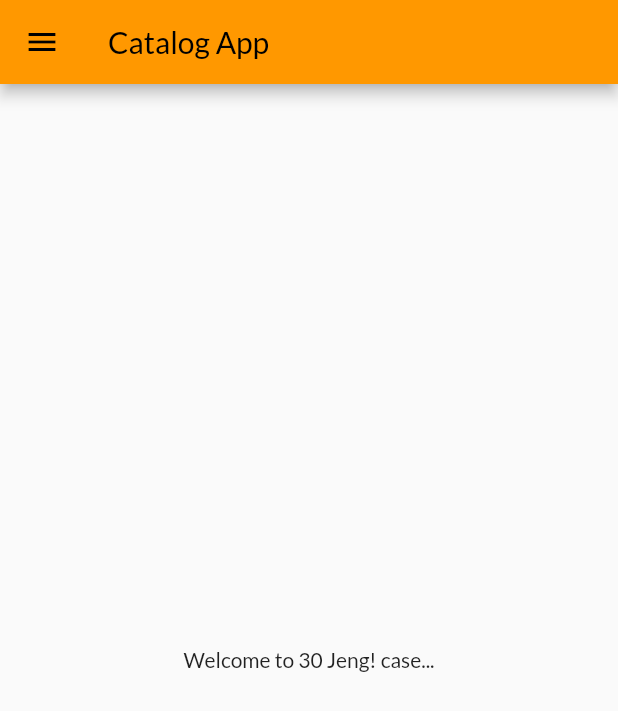
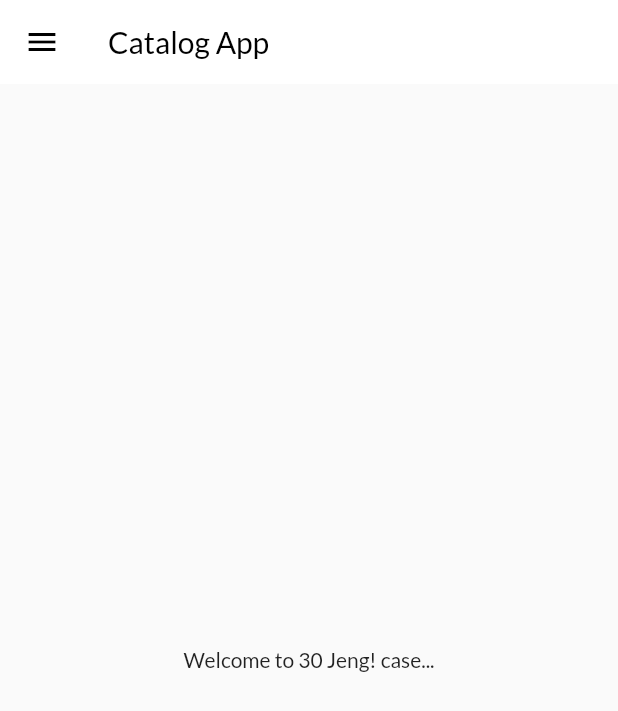
Before and after one commit to rupam31/FirstFlutterApp, a Flutter app: the screen it shows after launch, on a phone screen of 412 x 824 dp. Shown: the top 711 px of the screen. Run offline on Flutter 3.47's test engine with Material 2 defaults, Android fonts, the phone set to English and light mode, and no system bars; our stand-ins replace google_fonts.

Commit message:
Theme Extracted

```diff
--- a/flutter_catalog/lib/main.dart
+++ b/flutter_catalog/lib/main.dart
@@ -1,7 +1,7 @@
 import 'package:flutter/material.dart';
 import 'package:flutter_catalog/pages/login_page.dart';
 import 'package:flutter_catalog/utils/routes.dart';
-import 'package:google_fonts/google_fonts.dart';
+import 'package:flutter_catalog/widgets/themes.dart';
 import 'pages/home_page.dart';
 
 void main() {
@@ -15,13 +15,8 @@ class MyApp extends StatelessWidget {
   Widget build(BuildContext context) {
     return MaterialApp(
       themeMode: ThemeMode.light,
-      theme: ThemeData(
-        primarySwatch: Colors.orange,
-        fontFamily: GoogleFonts.lato().fontFamily,
-      ),
-      darkTheme: ThemeData(
-        brightness: Brightness.dark,
-      ),
+      theme: MyTheme.lightTheme,
+      darkTheme: MyTheme.darkTheme,
       debugShowCheckedModeBanner: false,
       initialRoute: MyRoutes.homeRoute,
       routes: {
--- /dev/null
+++ b/flutter_catalog/lib/widgets/themes.dart
@@ -0,0 +1,16 @@
+import 'package:flutter/material.dart';
+import 'package:google_fonts/google_fonts.dart';
+
+class MyTheme {
+  static ThemeData get lightTheme => (ThemeData(
+        primarySwatch: Colors.orange,
+        fontFamily: GoogleFonts.lato().fontFamily,
+        appBarTheme: const AppBarTheme(
+          color: Colors.white,
+          elevation: 0.0,
+          iconTheme: IconThemeData(color: Colors.black),
+        ),
+      ));
+
+  static ThemeData get darkTheme => ThemeData(brightness: Brightness.dark);
+}
```
